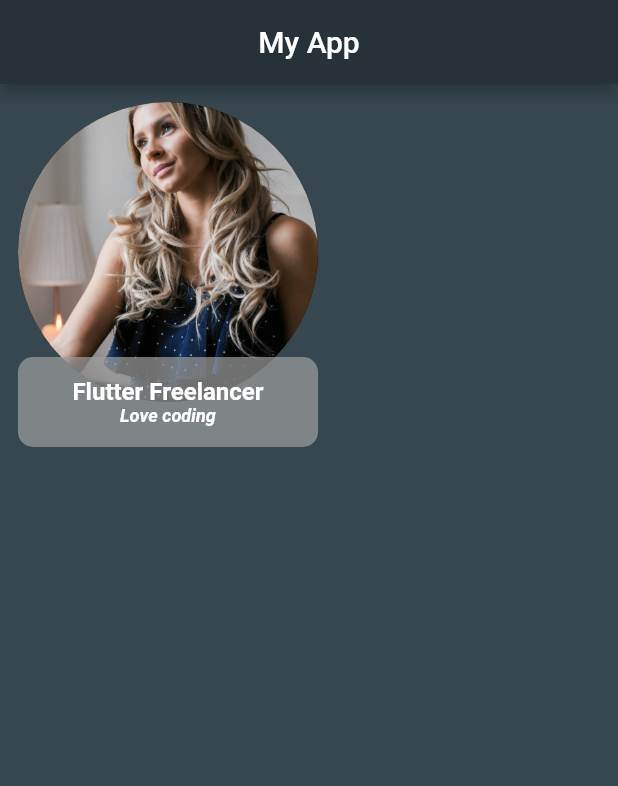
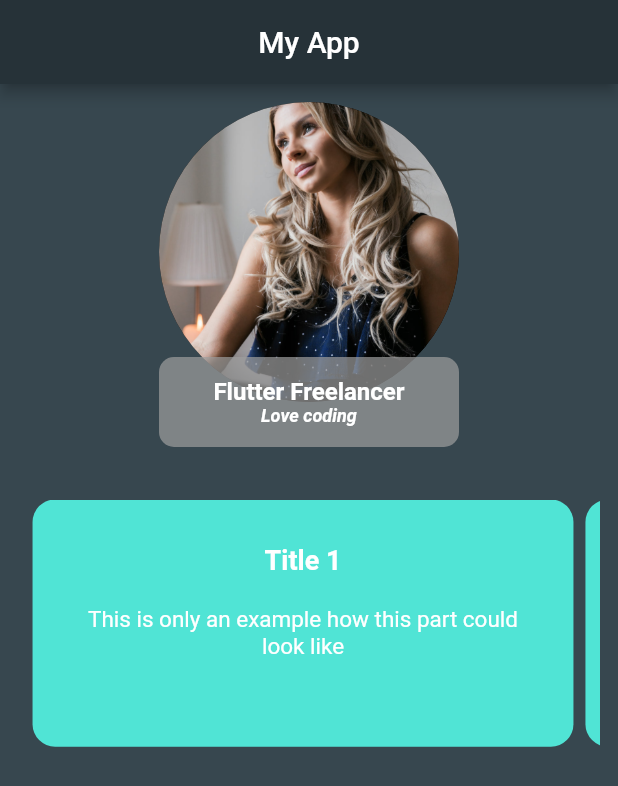
Before and after one commit to VeronikaLo/Examples, a Flutter app: the screen it shows after launch, on a phone screen of 412 x 824 dp. Shown: the top 786 px of the screen. Run offline on Flutter 3.47's test engine with Material 2 defaults, Android fonts, the phone set to English and light mode, and no system bars.

```diff
--- a/lib/main.dart
+++ b/lib/main.dart
@@ -1,3 +1,4 @@
+import 'package:examples/widgets/page_view.dart';
 import 'package:examples/widgets/profile.dart';
 import 'package:flutter/material.dart';
 import 'app_theme.dart';
@@ -39,6 +40,8 @@ class MyHomePage extends StatelessWidget {
           child: Column(
             children: const [
               ProfilePicture(),
+              SizedBox(height: 35,),
+              PageViewExample(),
             ]),
         ),
         ),
--- /dev/null
+++ b/lib/widgets/page_view.dart
@@ -0,0 +1,77 @@
+import 'package:flutter/material.dart';
+
+class PageViewExample extends StatelessWidget {
+  const PageViewExample({Key? key}) : super(key: key);
+
+  @override
+  Widget build(BuildContext context) {
+    final size = MediaQuery.of(context).size;
+    return SizedBox(
+      height: size.height * 0.2,
+      child: PageView(
+        controller: PageController(viewportFraction: 0.95),
+        children: [
+          Padding(
+            padding: const EdgeInsets.only(right: 8.0),
+            child: SinglePage(
+              size: size,
+              text:
+                  'This is only an example how this part could look like ',
+              title: 'Title 1',
+            ),
+          ),
+          SinglePage(
+            size: size,
+            text:
+                'This is only an example how this part could look like. This time a little bit longer...',
+            title: 'Title 2',
+          )
+        ],
+      ),
+    );
+  }
+}
+
+
+
+class SinglePage extends StatelessWidget {
+  final Size size;
+  final String title;
+  final String text;
+
+  const SinglePage(
+      {Key? key, required this.size, required this.title, required this.text})
+      : super(key: key);
+
+  @override
+  Widget build(BuildContext context) {
+    return Container(
+      height: size.height * 0.2,
+      width: size.width * 0.85,
+      decoration: BoxDecoration(
+          color: Theme.of(context).colorScheme.tertiary, borderRadius: BorderRadius.circular(15)),
+      child: Padding(
+        padding: const EdgeInsets.all(30),
+        child: Column(
+          children: [
+            Text(
+              title,
+              style: const TextStyle(
+                  color: Colors.white,
+                  fontWeight: FontWeight.bold,
+                  fontSize: 18),
+            ),
+            const SizedBox(
+              height: 20,
+            ),
+            Text(
+              text,
+              style: const TextStyle(color: Colors.white, fontSize: 15),
+              textAlign: TextAlign.center,
+            ),
+          ],
+        ),
+      ),
+    );
+  }
+}
```
